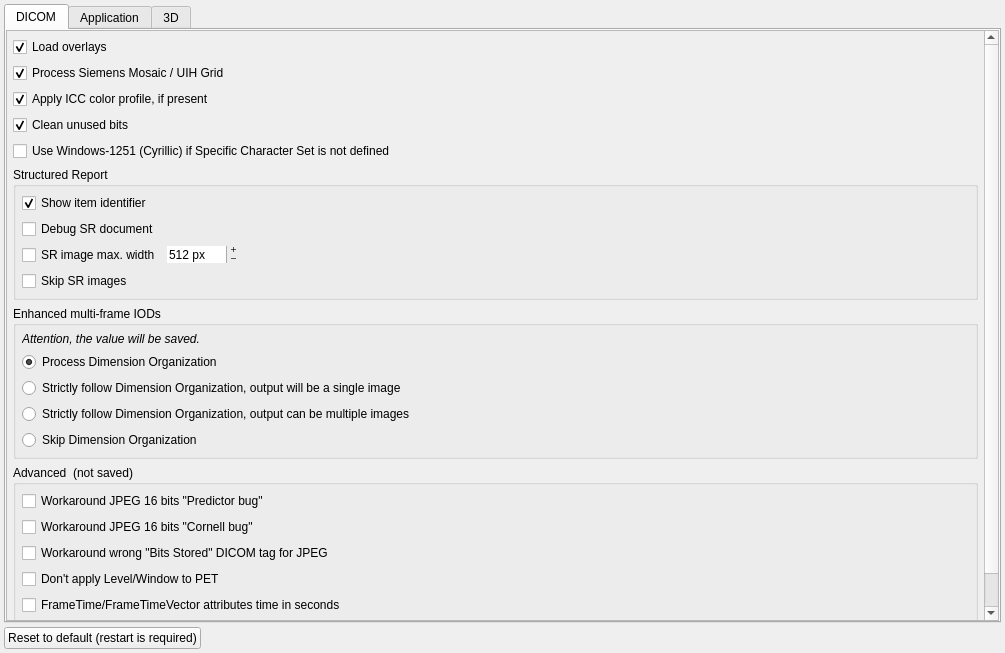
Before: the Qt Designer form GUI/settingswidget.ui in AlizaMedicalImaging/AlizaMS, drawn with Qt 5.
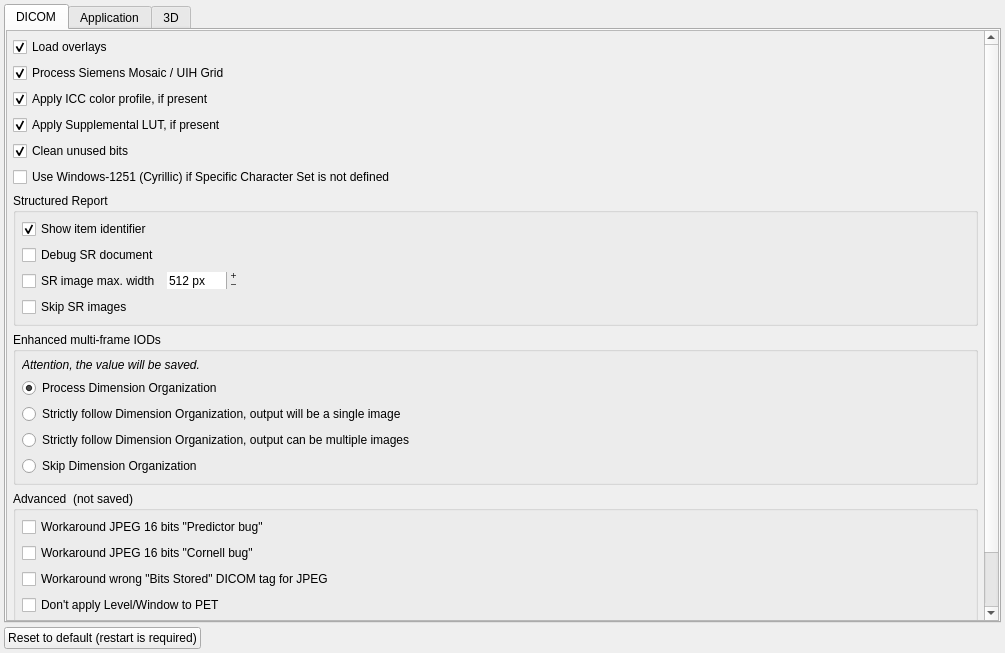
After: the same form once the commit is applied.

```diff
--- a/GUI/settingswidget.ui
+++ b/GUI/settingswidget.ui
@@ -44,7 +44,7 @@
             <x>0</x>
             <y>0</y>
             <width>973</width>
-            <height>622</height>
+            <height>648</height>
            </rect>
           </property>
           <layout class="QVBoxLayout" name="verticalLayout_14">
@@ -117,6 +117,22 @@
              </property>
             </widget>
            </item>
+           <item>
+            <widget class="QCheckBox" name="supplut_checkBox">
+             <property name="sizePolicy">
+              <sizepolicy hsizetype="Expanding" vsizetype="Fixed">
+               <horstretch>0</horstretch>
+               <verstretch>0</verstretch>
+              </sizepolicy>
+             </property>
+             <property name="text">
+              <string>Apply Supplemental LUT, if present</string>
+             </property>
+             <property name="checked">
+              <bool>true</bool>
+             </property>
+            </widget>
+           </item>
            <item>
             <widget class="QCheckBox" name="clean_unused_checkBox">
              <property name="sizePolicy">
```
Left out of the diff: 9 changed lines with no effect on the pictures.
